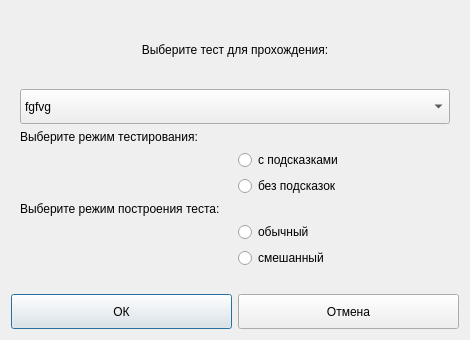
This is Interfaces/Dialogs/executingtestselectingdialog.ui in Art1991/Exams_v2 as Qt 5 draws it before an edit. The edited form follows.
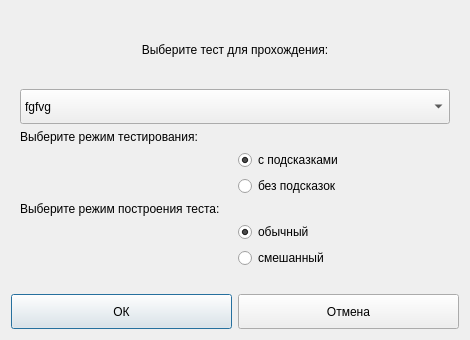
This is the edited form. Icons and pictures are not drawn.

What changed in the file:
```diff
--- a/Interfaces/Dialogs/executingtestselectingdialog.ui
+++ b/Interfaces/Dialogs/executingtestselectingdialog.ui
@@ -220,6 +220,9 @@
            <property name="text">
             <string>с подсказками</string>
            </property>
+           <property name="checked">
+            <bool>true</bool>
+           </property>
           </widget>
          </item>
          <item>
@@ -253,6 +256,9 @@
            <property name="text">
             <string>обычный</string>
            </property>
+           <property name="checked">
+            <bool>true</bool>
+           </property>
           </widget>
          </item>
          <item>
```
